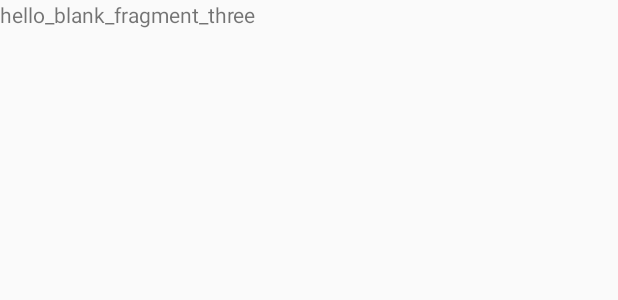
After one commit to yangant/PUapp, an Android app: the layout fragment_three.xml on its own in the app's theme, with its tools: preview values and no code run, on a phone screen of 412 x 824 dp. The commit adds this screen. Shown: the top 300 px of the screen. Run offline under Robolectric (Android 15) with nearby library versions, the phone set to English and light mode, and no system bars.

Commit message:
add fragment

```diff
--- a/app/src/main/java/com/example/administrator/powerup/MainActivity.java
+++ b/app/src/main/java/com/example/administrator/powerup/MainActivity.java
@@ -43,6 +43,9 @@
                     case R.id.navigation_task:
                         mainActivityViewPager.setCurrentItem(1);
                         break;
+                    case R.id.navigation_rank:
+                        mainActivityViewPager.setCurrentItem(2);
+                        break;
 
                 }
                 // true 会显示这个Item被选中的效果 false 则不会
--- /dev/null
+++ b/app/src/main/res/layout/fragment_three.xml
@@ -0,0 +1,12 @@
+<?xml version="1.0" encoding="utf-8"?>
+<FrameLayout xmlns:android="http://schemas.android.com/apk/res/android"
+    xmlns:tools="http://schemas.android.com/tools"
+    android:layout_width="match_parent"
+    android:layout_height="match_parent">
+
+    <TextView
+        android:layout_width="match_parent"
+        android:layout_height="match_parent"
+        android:text="hello_blank_fragment_three" />
+
+</FrameLayout>
```
Also changed, not shown: app/src/main/java/com/example/administrator/powerup/BlankFragmentThree.java (added, +21 -0 lines).
